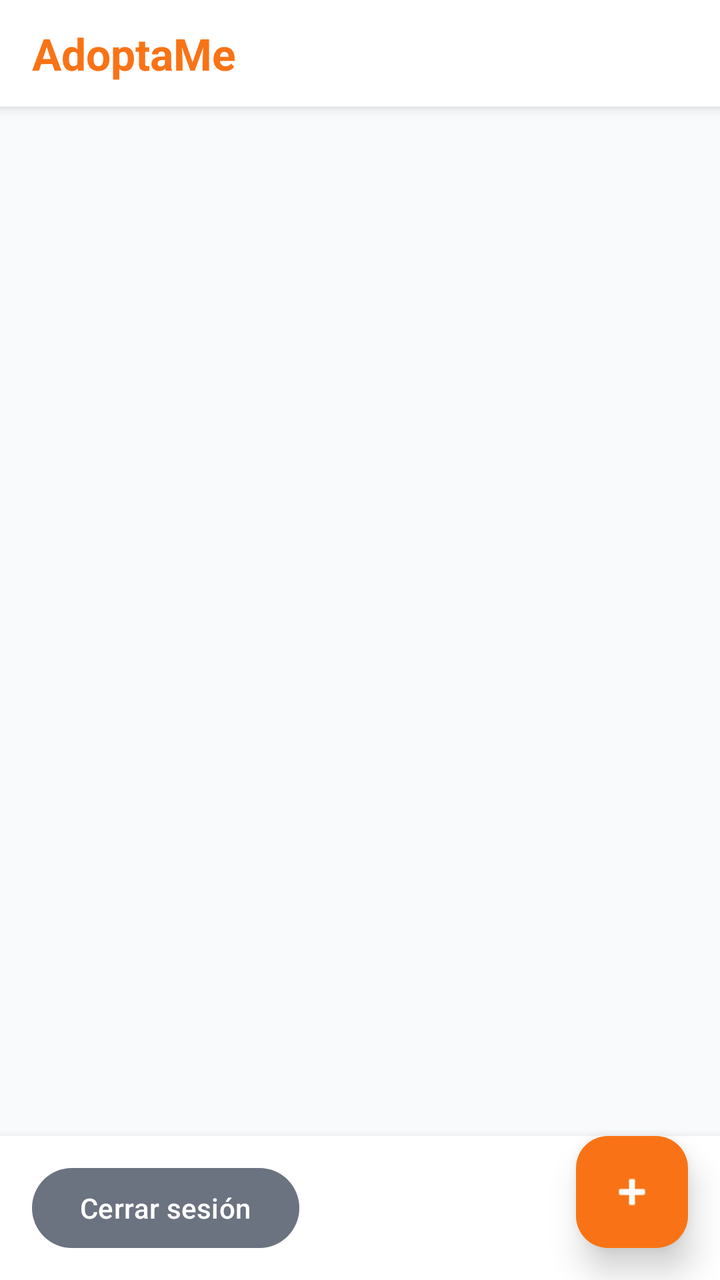
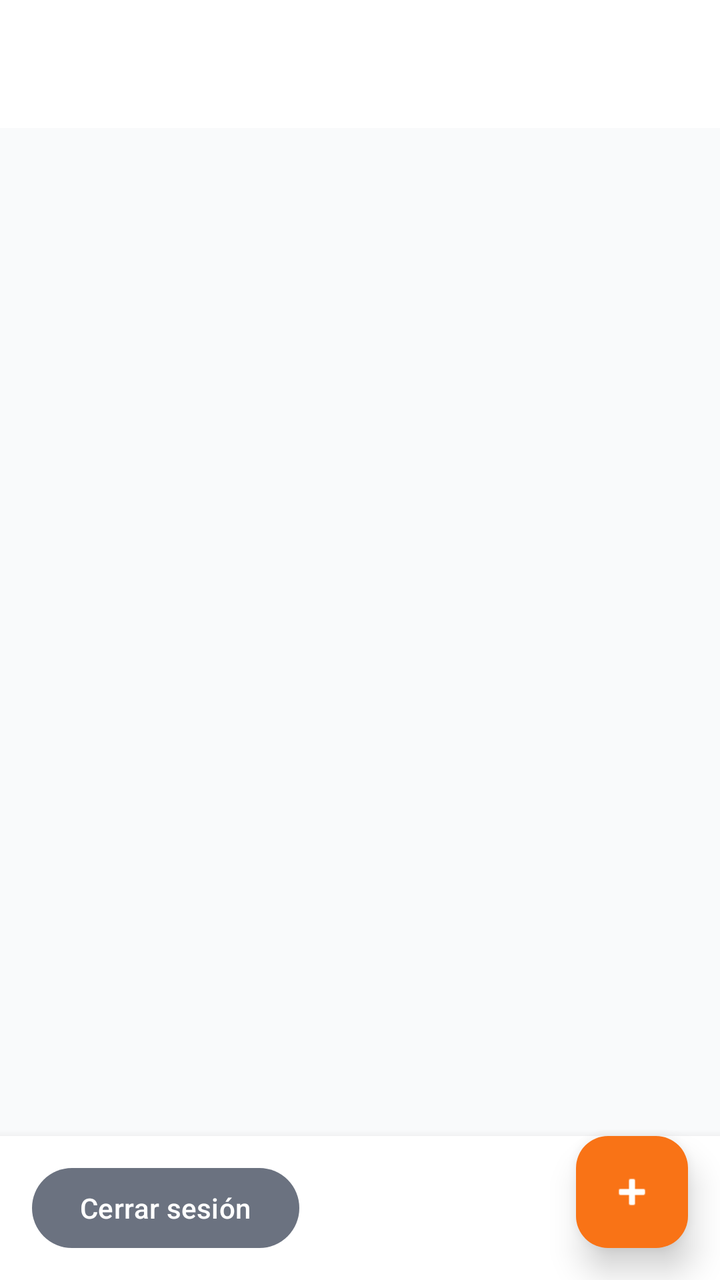

Before-and-after screenshots of an Android layout around one commit, followed by the original layout XML and the change that was made.
<!-- AndroidManifest.xml: application theme Theme.MiAndroid -->
<!-- res/layout/activity_categorias.xml -->
<?xml version="1.0" encoding="utf-8"?>
<androidx.coordinatorlayout.widget.CoordinatorLayout
    xmlns:android="http://schemas.android.com/apk/res/android"
    xmlns:app="http://schemas.android.com/apk/res-auto"
    android:layout_width="match_parent"
    android:layout_height="match_parent"
    android:background="@color/fondo_principal">

    
    <LinearLayout
        android:id="@+id/header"
        android:layout_width="match_parent"
        android:layout_height="wrap_content"
        android:background="@color/white"
        android:elevation="4dp"
        android:orientation="horizontal"
        android:gravity="center_vertical"
        android:paddingStart="16dp"
        android:paddingEnd="16dp"
        android:paddingTop="12dp"
        android:paddingBottom="12dp">

        <TextView
            android:layout_width="0dp"
            android:layout_height="wrap_content"
            android:layout_weight="1"
            android:text="AdoptaMe"
            android:textColor="@color/naranja_primario"
            android:textSize="22sp"
            android:textStyle="bold" />

    </LinearLayout>

    
    <androidx.recyclerview.widget.RecyclerView
        android:id="@+id/recyclerCategorias"
        android:layout_width="match_parent"
        android:layout_height="match_parent"
        android:layout_marginTop="64dp"
        android:layout_marginBottom="80dp"
        android:padding="12dp"
        android:clipToPadding="false" />

    
    <LinearLayout
        android:layout_width="match_parent"
        android:layout_height="72dp"
        android:layout_gravity="bottom"
        android:background="@color/white"
        android:elevation="8dp"
        android:gravity="center_vertical"
        android:paddingStart="16dp"
        android:paddingEnd="16dp"
        android:orientation="horizontal">

        <com.google.android.material.button.MaterialButton
            android:id="@+id/btnLogout"
            android:layout_width="wrap_content"
            android:layout_height="48dp"
            android:text="Cerrar sesión"
            android:textColor="@color/white"
            app:backgroundTint="@color/gris_subtitulo"
            app:cornerRadius="24dp"
            app:elevation="10dp"/>

    </LinearLayout>

    
    <com.google.android.material.floatingactionbutton.FloatingActionButton
        android:id="@+id/fabAgregar"
        android:layout_width="wrap_content"
        android:layout_height="wrap_content"
        android:layout_gravity="bottom|end"
        android:layout_margin="16dp"
        android:layout_marginBottom="80dp"
        android:contentDescription="Agregar mascota"
        android:src="@android:drawable/ic_input_add"
        app:backgroundTint="@color/naranja_primario"
        app:tint="@color/white"
        app:elevation="10dp"/>

</androidx.coordinatorlayout.widget.CoordinatorLayout>
<!-- resources referenced by this layout -->
<resources>
  <color name="fondo_principal">#F9FAFB</color>
  <color name="gris_subtitulo">#6B7280</color>
  <color name="naranja_primario">#F97316</color>
  <color name="white">#FFFFFFFF</color>
  <style name="Theme.MiAndroid" parent="android:Theme.Material.Light.NoActionBar" />
</resources>

<!-- the commit's change to res/layout/activity_categorias.xml (unified diff, before → after) -->
@@ -7,29 +7,15 @@
     android:background="@color/fondo_principal">
 
     
-    <LinearLayout
-        android:id="@+id/header"
+    <androidx.appcompat.widget.Toolbar
+        android:id="@+id/toolbar"
         android:layout_width="match_parent"
         android:layout_height="wrap_content"
         android:background="@color/white"
         android:elevation="4dp"
-        android:orientation="horizontal"
-        android:gravity="center_vertical"
-        android:paddingStart="16dp"
-        android:paddingEnd="16dp"
-        android:paddingTop="12dp"
-        android:paddingBottom="12dp">
-
-        <TextView
-            android:layout_width="0dp"
-            android:layout_height="wrap_content"
-            android:layout_weight="1"
-            android:text="AdoptaMe"
-            android:textColor="@color/naranja_primario"
-            android:textSize="22sp"
-            android:textStyle="bold" />
-
-    </LinearLayout>
+        android:minHeight="?attr/actionBarSize"
+        android:title="AdoptaMe"
+        android:titleTextColor="@color/naranja_primario" />
 
     
     <androidx.recyclerview.widget.RecyclerView
